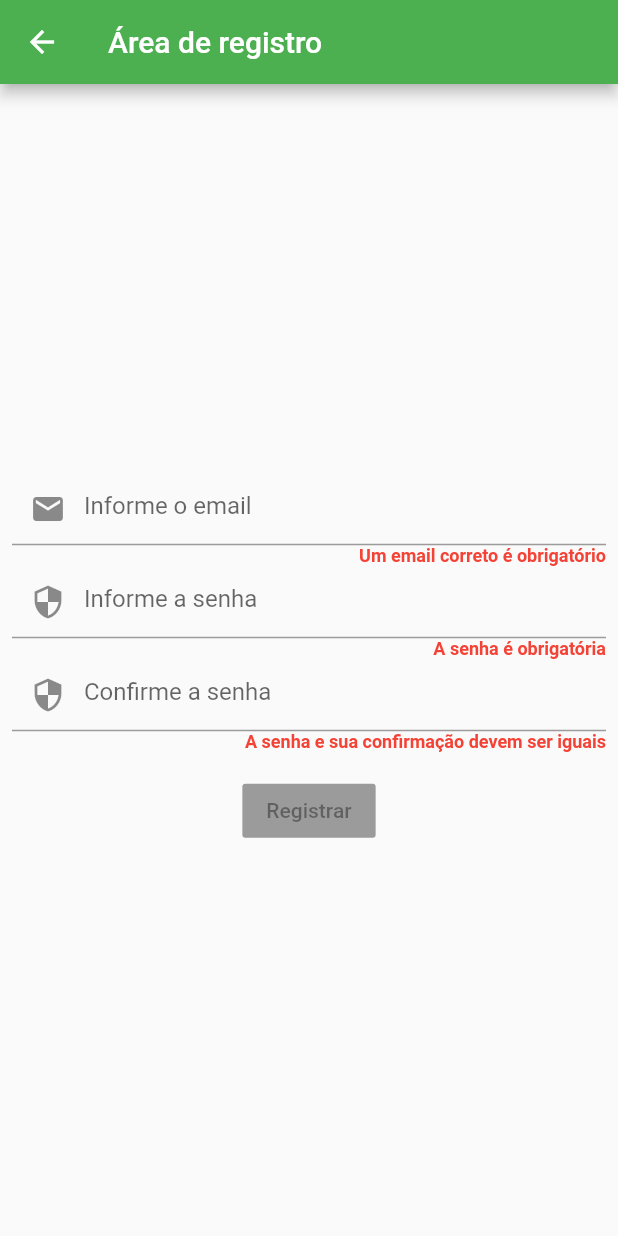
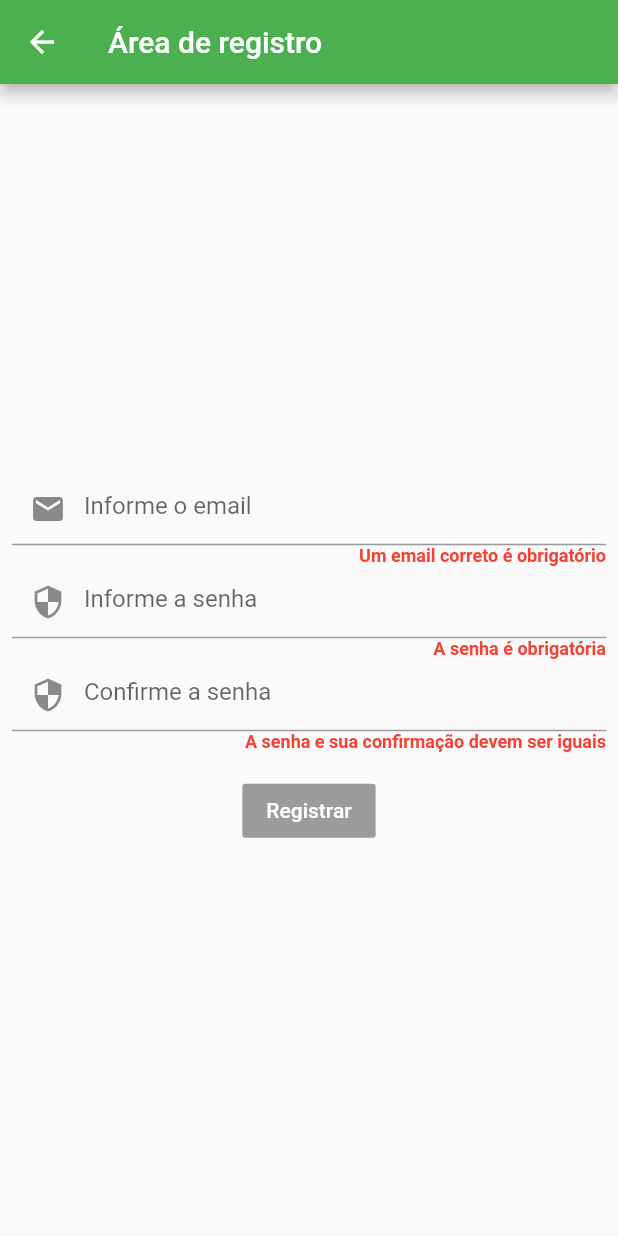
Before and after one commit to evertonfoz/gdg_foz_dart_flutter_server_to_client_side, a Flutter app: the screen it shows after launch, after a tap on "Registre-se", on a phone screen of 412 x 824 dp. Run offline on Flutter 3.47's test engine with Material 2 defaults, Android fonts, the phone set to English and light mode, and no system bars; our stand-ins replace file, flutter_mobx, get_it, image_picker, mobx, transparent_image; missing offline and left inert: dialog_information_to_specific_platform, http_interceptor; generated files the repository leaves out were written again.

```diff
--- a/client/client_side_app/lib/data/datasources/implementations/category_remote_datasource_impl.dart
+++ b/client/client_side_app/lib/data/datasources/implementations/category_remote_datasource_impl.dart
@@ -26,7 +26,6 @@ class CategoryModelRemoteDataSourceImpl implements ICategoryRemoteDataSource {
     );
 
     if (response.statusCode == 200)
-//      await Future.delayed(Duration(seconds: 2));
       return _convertMapResultToList(bodyResult: response.body);
 
     throw GdgHttpException(
--- a/client/client_side_app/lib/main.dart
+++ b/client/client_side_app/lib/main.dart
@@ -36,6 +36,7 @@ class GdgFozApp extends StatelessWidget {
   @override
   Widget build(BuildContext context) {
     return MaterialApp(
+      debugShowCheckedModeBanner: false,
       title: 'GDG Foz',
       onGenerateRoute: AppRouter.generateRoute,
       home: LoginPage(),
--- a/client/client_side_app/lib/presentation/pages/authentication/login_page.dart
+++ b/client/client_side_app/lib/presentation/pages/authentication/login_page.dart
@@ -1,4 +1,3 @@
-import 'package:dialog_information_to_specific_platform/flat_buttons/actions_flatbutton_to_alert_dialog.dart';
 import 'package:flutter/material.dart';
 import 'package:flutter_mobx/flutter_mobx.dart';
 import 'package:gdgfoz/core/constants.dart';
@@ -7,7 +6,7 @@ import 'package:gdgfoz/data/datasources/implementations/user_authentication_remo
 import 'package:gdgfoz/data/models/user_model.dart';
 import 'package:gdgfoz/presentation/pages/authentication/mobx/login/login_page_store.dart';
 import 'package:gdgfoz/presentation/widgets/error_message_widget.dart';
-import 'package:gdgfoz/presentation/widgets/functions_to_generate_widgets/gdg_show_dialog.dart';
+import 'package:gdgfoz/presentation/widgets/progress_indicator_widget.dart';
 import 'package:get_it/get_it.dart';
 import 'package:http_interceptor/http_interceptor.dart';
 
@@ -20,6 +19,104 @@ class LoginPage extends StatelessWidget {
 
   final _loginPageStore = LoginPageStore();
 
+  _emailInput({@required BuildContext context}) {
+    return Column(
+      children: [
+        TextField(
+          keyboardType: TextInputType.emailAddress,
+          textInputAction: TextInputAction.next,
+          controller: _emailController,
+          onSubmitted: (_) => FocusScope.of(context).nextFocus(),
+          focusNode: _emailNode,
+          decoration: InputDecoration(
+            prefixIcon: Icon(
+              Icons.email,
+            ),
+            hintText: 'Informe o email',
+          ),
+          // Atualizar onChanged do TextField de email
+          onChanged: (value) => _loginPageStore.updateEmail(newValue: value),
+        ),
+        Observer(builder: (_) {
+          return Visibility(
+            visible: !_loginPageStore.isAValidEmail,
+            child:
+                ErrorMessageWidget(message: 'Um email correto é obrigatório'),
+          );
+        }),
+      ],
+    );
+  }
+
+  _passwordInput({@required BuildContext context}) {
+    return Column(
+      children: [
+        TextField(
+          obscureText: true,
+          keyboardType: TextInputType.text,
+          focusNode: _senhaNode,
+          controller: _passwordController,
+          decoration: InputDecoration(
+            prefixIcon: Icon(
+              Icons.security,
+            ),
+            hintText: 'Informe a senha',
+          ),
+          onChanged: (value) => _loginPageStore.updatePassword(newValue: value),
+        ),
+        Observer(builder: (_) {
+          return Visibility(
+            visible: !_loginPageStore.isAValidPassword,
+            child: ErrorMessageWidget(message: 'A senha é obrigatória'),
+          );
+        }),
+      ],
+    );
+  }
+
+  _buttonsForm({@required BuildContext context}) {
+    return Row(
+      mainAxisAlignment: MainAxisAlignment.spaceAround,
+      children: [
+        FlatButton(
+          child: Text('Registre-se'),
+          color: Colors.green[500],
+          onPressed: () => Navigator.of(context).pushNamed(kRegisterRoute),
+        ),
+        Observer(builder: (_) {
+          return RaisedButton(
+            color: Colors.indigo,
+            textColor: Colors.white,
+            child: Text('Acessar'),
+            onPressed: _onPressedParaBotaoAcessar(
+              context: context,
+              userModel: UserModel(
+                  username: _loginPageStore.email,
+                  password: _loginPageStore.password),
+            ),
+          );
+        }),
+      ],
+    );
+  }
+
+  _loginForm({@required BuildContext context}) {
+    return Visibility(
+      visible: !_loginPageStore.isProcessing,
+      child: Padding(
+        padding: const EdgeInsets.symmetric(horizontal: 8.0),
+        child: Column(
+          children: [
+            _emailInput(context: context),
+            _passwordInput(context: context),
+            SizedBox(height: 15),
+            _buttonsForm(context: context),
+          ],
+        ),
+      ),
+    );
+  }
+
   @override
   Widget build(BuildContext context) {
     return Scaffold(
@@ -31,101 +128,10 @@ class LoginPage extends StatelessWidget {
           return Column(
             mainAxisAlignment: MainAxisAlignment.center,
             children: [
-              Visibility(
-                visible: !_loginPageStore.isProcessing,
-                child: Column(
-                  children: [
-                    Padding(
-                      padding: const EdgeInsets.symmetric(horizontal: 8.0),
-                      child: Column(
-                        children: [
-                          TextField(
-                            keyboardType: TextInputType.emailAddress,
-                            textInputAction: TextInputAction.next,
-                            controller: _emailController,
-                            onSubmitted: (_) =>
-                                FocusScope.of(context).nextFocus(),
-                            focusNode: _emailNode,
-                            decoration: InputDecoration(
-                              prefixIcon: Icon(
-                                Icons.email,
-                              ),
-                              hintText: 'Informe o email',
-                            ),
-                            // Atualizar onChanged do TextField de email
-                            onChanged: (value) =>
-                                _loginPageStore.updateEmail(newValue: value),
-                          ),
-                          Observer(builder: (_) {
-                            return Visibility(
-                              visible: !_loginPageStore.isAValidEmail,
-                              child: ErrorMessageWidget(
-                                  message: 'Um email correto é obrigatório'),
-                            );
-                          }),
-                          TextField(
-                            obscureText: true,
-                            keyboardType: TextInputType.text,
-                            focusNode: _senhaNode,
-                            controller: _passwordController,
-                            decoration: InputDecoration(
-                              prefixIcon: Icon(
-                                Icons.security,
-                              ),
-                              hintText: 'Informe a senha',
-                            ),
-                            onChanged: (value) =>
-                                _loginPageStore.updatePassword(newValue: value),
-                          ),
-                          Observer(builder: (_) {
-                            return Visibility(
-                              visible: !_loginPageStore.isAValidPassword,
-                              child: ErrorMessageWidget(
-                                  message: 'A senha é obrigatória'),
-                            );
-                          }),
-                          Padding(
-                            padding: const EdgeInsets.only(top: 15),
-                            child: Row(
-                              mainAxisAlignment: MainAxisAlignment.spaceAround,
-                              children: [
-                                FlatButton(
-                                  child: Text('Registre-se'),
-                                  color: Colors.green[500],
-                                  onPressed: () => Navigator.of(context)
-                                      .pushNamed(kRegisterRoute),
-                                ),
-                                Observer(builder: (_) {
-                                  return RaisedButton(
-                                    color: Colors.indigo,
-                                    textColor: Colors.white,
-                                    child: Text('Acessar'),
-                                    onPressed: _onPressedParaBotaoAcessar(
-                                        context: context),
-                                  );
-                                }),
-                              ],
-                            ),
-                          ),
-                        ],
-                      ),
-                    ),
-                  ],
-                ),
-              ),
+              _loginForm(context: context),
               Visibility(
                 visible: _loginPageStore.isProcessing,
-                child: Center(
-                  child: Column(
-                    children: [
-                      CircularProgressIndicator(),
-                      SizedBox(
-                        height: 10,
-                      ),
-                      Text('Processando...'),
-                    ],
-                  ),
-                ),
+                child: ProgressIndicatorWidget(text: 'Processando...'),
               ),
             ],
           );
@@ -134,55 +140,34 @@ class LoginPage extends StatelessWidget {
     );
   }
 
-  _onPressedParaBotaoAcessar({BuildContext context}) {
+  _onPressedParaBotaoAcessar(
+      {@required BuildContext context, @required UserModel userModel}) {
     if (_loginPageStore.isAValidForm) {
       return () async {
-        UserAuthenticationRemoteDataSourceImpl _authenticationService =
-            UserAuthenticationRemoteDataSourceImpl();
         try {
+          UserAuthenticationRemoteDataSourceImpl _authenticationService =
+              UserAuthenticationRemoteDataSourceImpl();
+
           _loginPageStore.updateIsProcessing(newValue: true);
-          UserModel userModel = UserModel(
-              username: _loginPageStore.email,
-              password: _loginPageStore.password);
-          String token = await _authenticationService
+
+          userModel.token = await _authenticationService
               .getToken(userModel: userModel)
-              .whenComplete(() {
-            return _loginPageStore.updateIsProcessing(newValue: false);
-          });
+              .whenComplete(
+                  () => _loginPageStore.updateIsProcessing(newValue: false));
 
-          userModel.token = token;
           GetIt.I.registerSingleton<UserModel>(userModel);
-
           Navigator.pushNamed(context, kCategoryListRoute);
         } on GdgHttpException catch (e) {
-          _showDialogToFailure(context: context, message: e.message);
+          await GdgHttpException.showDialogToFailure(
+              context: context, message: e.message);
         } on HttpInterceptorException catch (e) {
-          String exceptionMessage = e.toString();
-          if (e.toString().toLowerCase().contains('timeoutexception '))
-            exceptionMessage =
-                'Houve uma demora na resposta do servidor. Verifique sua conexão e tente novamente';
-
-          _showDialogToFailure(context: context, message: exceptionMessage);
+          await GdgHttpException.showDialogToFailure(
+              context: context,
+              message: GdgHttpException.httpInterceptorExceptionMessage(
+                  message: e.toString()));
         }
       };
     }
     return null;
   }
-
-  Future _showDialogToFailure(
-      {BuildContext context, String message = 'Erro desconhecido'}) {
-    return gdgDialog(
-        context: context,
-        iconTitle: Icon(
-          Icons.error,
-          color: Colors.red[900],
-        ),
-        title: 'Erro',
-        subTitle: message,
-        buttons: [
-          ActionsFlatButtonToAlertDialog(
-            messageButton: 'OK',
-          ),
-        ]);
-  }
 }
--- a/client/client_side_app/lib/presentation/pages/authentication/register_page.dart
+++ b/client/client_side_app/lib/presentation/pages/authentication/register_page.dart
@@ -9,6 +9,7 @@ import 'package:gdgfoz/data/models/user_model.dart';
 import 'package:gdgfoz/presentation/pages/authentication/mobx/register/register_page_store.dart';
 import 'package:gdgfoz/presentation/widgets/error_message_widget.dart';
 import 'package:gdgfoz/presentation/widgets/functions_to_generate_widgets/gdg_show_dialog.dart';
+import 'package:gdgfoz/presentation/widgets/progress_indicator_widget.dart';
 import 'package:http_interceptor/http_interceptor.dart';
 
 class RegisterPage extends StatelessWidget {
@@ -23,22 +24,8 @@ class RegisterPage extends StatelessWidget {
 
   final _registerPageStore = RegisterPageStore();
 
-  @override
-  Widget build(BuildContext context) {
-    return Scaffold(
-      appBar: AppBar(
-        backgroundColor: Colors.green[500],
-        title: Text('Área de registro'),
-      ),
-      body: Padding(
-          padding: const EdgeInsets.symmetric(horizontal: 8.0),
-          child: Observer(builder: (_) {
+  _emailInput({@required BuildContext context}) {
     return Column(
-              mainAxisAlignment: MainAxisAlignment.center,
-              children: [
-                Visibility(
-                  visible: !_registerPageStore.isProcessing,
-                  child: Column(
       children: [
         TextField(
           keyboardType: TextInputType.emailAddress,
@@ -52,16 +39,22 @@ class RegisterPage extends StatelessWidget {
             ),
             hintText: 'Informe o email',
           ),
-                        onChanged: (value) =>
-                            _registerPageStore.updateEmail(newValue: value),
+          onChanged: (value) => _registerPageStore.updateEmail(newValue: value),
         ),
         Observer(builder: (_) {
           return Visibility(
             visible: !_registerPageStore.isAValidEmail,
-                          child: ErrorMessageWidget(
-                              message: 'Um email correto é obrigatório'),
+            child:
+                ErrorMessageWidget(message: 'Um email correto é obrigatório'),
           );
         }),
+      ],
+    );
+  }
+
+  _passwordInput({@required BuildContext context}) {
+    return Column(
+      children: [
         TextField(
           obscureText: true,
           keyboardType: TextInputType.text,
@@ -81,10 +74,16 @@ class RegisterPage extends StatelessWidget {
         Observer(builder: (_) {
           return Visibility(
             visible: !_registerPageStore.isAValidPassword,
-                          child: ErrorMessageWidget(
-                              message: 'A senha é obrigatória'),
+            child: ErrorMessageWidget(message: 'A senha é obrigatória'),
           );
         }),
+      ],
+    );
+  }
+
+  _confirmPasswordInput({@required BuildContext context}) {
+    return Column(
+      children: [
         TextField(
           obscureText: true,
           keyboardType: TextInputType.text,
@@ -96,62 +95,80 @@ class RegisterPage extends StatelessWidget {
             ),
             hintText: 'Confirme a senha',
           ),
-                        onChanged: (value) => _registerPageStore
-                            .updateConfirmPassword(newValue: value),
+          onChanged: (value) =>
+              _registerPageStore.updateConfirmPassword(newValue: value),
         ),
         Observer(builder: (_) {
           return Visibility(
             visible: !_registerPageStore.isAValidConfirmPassword,
             child: ErrorMessageWidget(
-                              message:
-                                  'A senha e sua confirmação devem ser iguais'),
-                        );
-                      }),
-                      Padding(
-                        padding: const EdgeInsets.only(top: 15),
-                        child: Row(
-                          mainAxisAlignment: MainAxisAlignment.spaceAround,
-                          children: [
-                            Observer(builder: (_) {
-                              return RaisedButton(
-                                child: Text('Registrar'),
-                                onPressed: _onPressedParaBotaoRegistrar(
-                                    context: context),
+                message: 'A senha e sua confirmação devem ser iguais'),
           );
         }),
       ],
-                        ),
-                      ),
+    );
+  }
+
+  _buttonsForm({@required BuildContext context}) {
+    return Observer(builder: (_) {
+      return RaisedButton(
+        color: Colors.indigo,
+        textColor: Colors.white,
+        child: Text('Registrar'),
+        onPressed: _onPressedParaBotaoRegistrar(context: context),
+      );
+    });
+  }
+
+  _registerForm({@required BuildContext context}) {
+    return Visibility(
+      visible: !_registerPageStore.isProcessing,
+      child: Padding(
+        padding: const EdgeInsets.symmetric(horizontal: 8.0),
+        child: Column(
+          children: [
+            _emailInput(context: context),
+            _passwordInput(context: context),
+            _confirmPasswordInput(context: context),
+            SizedBox(height: 15),
+            _buttonsForm(context: context),
           ],
         ),
       ),
+    );
+  }
+
+  @override
+  Widget build(BuildContext context) {
+    return Scaffold(
+      appBar: AppBar(
+        backgroundColor: Colors.green[500],
+        title: Text('Área de registro'),
+      ),
+      body: Observer(builder: (_) {
+        return Column(
+          mainAxisAlignment: MainAxisAlignment.center,
+          children: [
+            _registerForm(context: context),
             Visibility(
               visible: _registerPageStore.isProcessing,
-                  child: Center(
-                    child: Column(
-                      children: [
-                        CircularProgressIndicator(),
-                        SizedBox(
-                          height: 20,
-                        ),
-                        Text('Processando...'),
-                      ],
-                    ),
-                  ),
+              child: ProgressIndicatorWidget(text: 'Processando...'),
             )
           ],
         );
-          })),
+      }),
     );
   }
 
   _onPressedParaBotaoRegistrar({BuildContext context}) {
     if (_registerPageStore.isAValidForm) {
       return () async {
+        try {
           UserAuthenticationRemoteDataSourceImpl _authenticationService =
               UserAuthenticationRemoteDataSourceImpl();
-        try {
+
           _registerPageStore.updateIsProcessing(newValue: true);
+
           await _authenticationService
               .register(
                   userModel: UserModel(
@@ -163,35 +180,17 @@ class RegisterPage extends StatelessWidget {
           await _showDialogToSuccess(context: context);
           Navigator.of(context).pop();
         } on GdgHttpException catch (e) {
-          _showDialogToFailure(context: context, message: e.message);
+          await GdgHttpException.showDialogToFailure(
+              context: context, message: e.message);
         } on HttpInterceptorException catch (e) {
-          String exceptionMessage = e.toString();
-          if (e.toString().toLowerCase().contains('timeoutexception '))
-            exceptionMessage =
-                'Houve uma demora na resposta do servidor. Verifique sua conexão e tente novamente';
-
-          _showDialogToFailure(context: context, message: exceptionMessage);
+          await GdgHttpException.showDialogToFailure(
+              context: context,
+              message: GdgHttpException.httpInterceptorExceptionMessage(
+                  message: e.toString()));
         }
       };
     }
     return null;
-  }
-
-  Future _showDialogToFailure(
-      {BuildContext context, String message = 'Erro desconhecido'}) {
-    return gdgDialog(
-        context: context,
-        iconTitle: Icon(
-          Icons.error,
-          color: Colors.red[900],
-        ),
-        title: 'Erro',
-        subTitle: message,
-        buttons: [
-          ActionsFlatButtonToAlertDialog(
-            messageButton: 'OK',
-          ),
-        ]);
   }
 
   Future _showDialogToSuccess({BuildContext context}) {
--- a/client/client_side_app/lib/presentation/pages/categories/mobx/category_crud_store.dart
+++ b/client/client_side_app/lib/presentation/pages/categories/mobx/category_crud_store.dart
@@ -44,8 +44,7 @@ abstract class _CategoryCRUDPageStore with Store {
   bool get isAValidName => _name.trim().length > 0;
 
   @computed
-  bool get isAValidForm =>
-      isAValidName && (_imageBase64 != null || _urlToDownloadImage != null);
+  bool get isAValidForm => isAValidName && imageBase64 != null;
 
   @computed
   bool get isProcessing => _isProcessing;
--- a/client/client_side_app/lib/presentation/pages/categories/widgets/crud/category_crud_widget.dart
+++ b/client/client_side_app/lib/presentation/pages/categories/widgets/crud/category_crud_widget.dart
@@ -119,6 +119,7 @@ class CategoryCRUDWidget extends StatelessWidget {
   Widget _raisedButton() {
     return Builder(builder: (context) {
       return Observer(builder: (_) {
+//        print(_categoryCrudPageStore.imageBase64);
         return RaisedButton(
           color: Colors.blueAccent,
           textColor: Colors.white,
@@ -266,6 +267,7 @@ class CategoryCRUDWidget extends StatelessWidget {
     _categoryCrudPageStore.updateUrlToDownloadImage(
         newUrlImage: _urlImageController.text);
 
+//    print(this.category);
     if (this.category != null) {
       _categoryCrudPageStore.updateImageBase64(
           newImageBase64: this.category.imageBase64);
--- a/client/client_side_app/lib/presentation/pages/categories/widgets/listview/categories_listview_widget.dart
+++ b/client/client_side_app/lib/presentation/pages/categories/widgets/listview/categories_listview_widget.dart
@@ -17,7 +17,7 @@ class CategoriesListViewWidget extends StatelessWidget {
     return Padding(
       padding: const EdgeInsets.only(top: 8.0),
       child: ListView.builder(
-          itemCount: categories.length,
+          itemCount: categories != null ? categories.length : 0,
           itemBuilder: (context, index) {
             return DismissibleToCardWidget(
               categoryModel: categories[index],
```
Also changed, not shown: client/client_side_app/lib/core/error/gdg_http_exception.dart (+29 -0 lines), client/client_side_app/lib/presentation/pages/categories/category_list_page.dart (+18 -32 lines), client/client_side_app/lib/presentation/pages/categories/widgets/listview/dismissible_to_card_widget.dart (+7 -8 lines), client/client_side_app/lib/presentation/widgets/progress_indicator_widget.dart (added, +22 -0 lines). Lines whose indentation alone changed are shown as unchanged.
